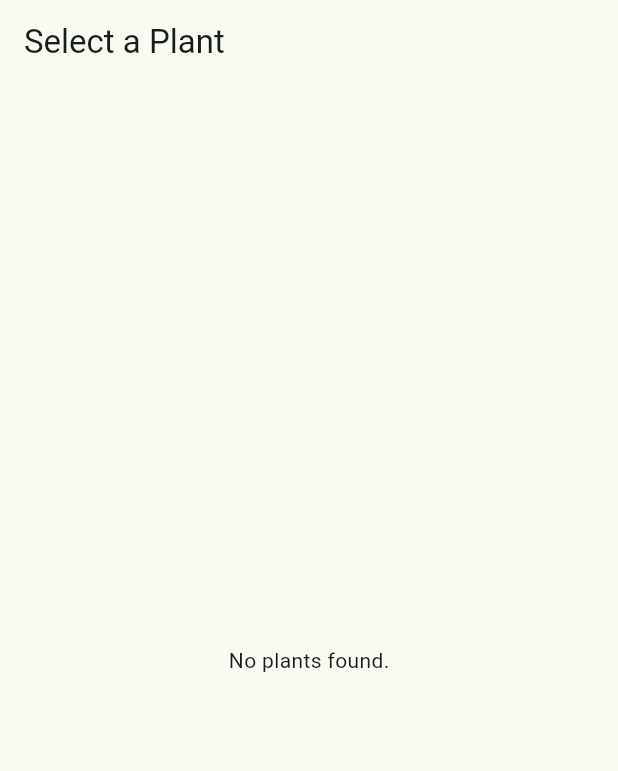
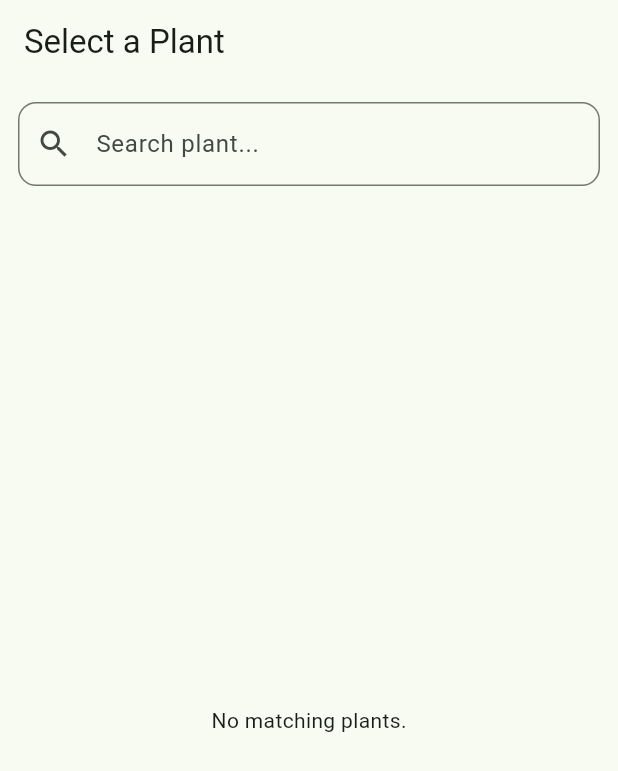
Before and after one commit to nursematurhan/PlantsMonitorApp, a Flutter app: the screen it shows after launch, on a phone screen of 412 x 824 dp. Shown: the top 771 px of the screen. Run offline on Flutter 3.47's test engine with Material 3 defaults, Android fonts, the light colour scheme and no system bars; our stand-ins replace firebase_core, firebase_database; accounts and stored records are empty.

Commit message:
improvements made

```diff
--- a/lib/screens/plant_selection_page.dart
+++ b/lib/screens/plant_selection_page.dart
@@ -3,34 +3,69 @@ import 'package:firebase_database/firebase_database.dart';
 import '../models/plant.dart';
 import 'plant_monitor_page.dart';
 
-class PlantSelectionPage extends StatelessWidget {
+class PlantSelectionPage extends StatefulWidget {
   @override
-  Widget build(BuildContext context) {
-    final DatabaseReference plantsRef = FirebaseDatabase.instance.ref('plants');
-
-    return Scaffold(
-      appBar: AppBar(title: Text("Select a Plant")),
-      body: StreamBuilder<DatabaseEvent>(
-        stream: plantsRef.onValue,
-        builder: (context, snapshot) {
-          if (snapshot.connectionState == ConnectionState.waiting) {
-            return Center(child: CircularProgressIndicator());
+  _PlantSelectionPageState createState() => _PlantSelectionPageState();
 }
 
-          if (!snapshot.hasData || snapshot.data?.snapshot.value == null) {
-            return Center(child: Text("No plants found."));
-          }
+class _PlantSelectionPageState extends State<PlantSelectionPage> {
+  final DatabaseReference plantsRef = FirebaseDatabase.instance.ref('plants');
+  List<Plant> _allPlants = [];
+  List<Plant> _filteredPlants = [];
+  String _searchQuery = '';
 
-          final data = snapshot.data!.snapshot.value as Map<dynamic, dynamic>;
-          final plants = data.entries.map((entry) {
+  @override
+  void initState() {
+    super.initState();
+    plantsRef.onValue.listen((event) {
+      final data = event.snapshot.value as Map<dynamic, dynamic>?;
+      if (data != null) {
+        final loadedPlants = data.entries.map((entry) {
           final plantData = Map<String, dynamic>.from(entry.value);
           return Plant.fromMap(plantData);
         }).toList();
 
-          return ListView.builder(
-            itemCount: plants.length,
+        setState(() {
+          _allPlants = loadedPlants;
+          _filteredPlants = loadedPlants;
+        });
+      }
+    });
+  }
+
+  void _filterPlants(String query) {
+    setState(() {
+      _searchQuery = query;
+      _filteredPlants = _allPlants
+          .where((plant) => plant.name.toLowerCase().contains(query.toLowerCase()))
+          .toList();
+    });
+  }
+
+  @override
+  Widget build(BuildContext context) {
+    return Scaffold(
+      appBar: AppBar(title: const Text("Select a Plant")),
+      body: Column(
+        children: [
+          Padding(
+            padding: const EdgeInsets.all(12.0),
+            child: TextField(
+              onChanged: _filterPlants,
+              decoration: InputDecoration(
+                hintText: "Search plant...",
+                prefixIcon: Icon(Icons.search),
+                border: OutlineInputBorder(borderRadius: BorderRadius.circular(12)),
+              ),
+            ),
+          ),
+          Expanded(
+            child: _filteredPlants.isEmpty
+                ? Center(child: Text("No matching plants."))
+                : ListView.builder(
+              itemCount: _filteredPlants.length,
               itemBuilder: (context, index) {
-              final plant = plants[index];
+                final plant = _filteredPlants[index];
                 return Card(
                   margin: const EdgeInsets.symmetric(horizontal: 12, vertical: 6),
                   child: ListTile(
@@ -57,9 +92,9 @@ class PlantSelectionPage extends StatelessWidget {
                   ),
                 );
               },
-          );
-
-        },
+            ),
+          ),
+        ],
       ),
     );
   }
```
Lines whose indentation alone changed are shown as unchanged.
